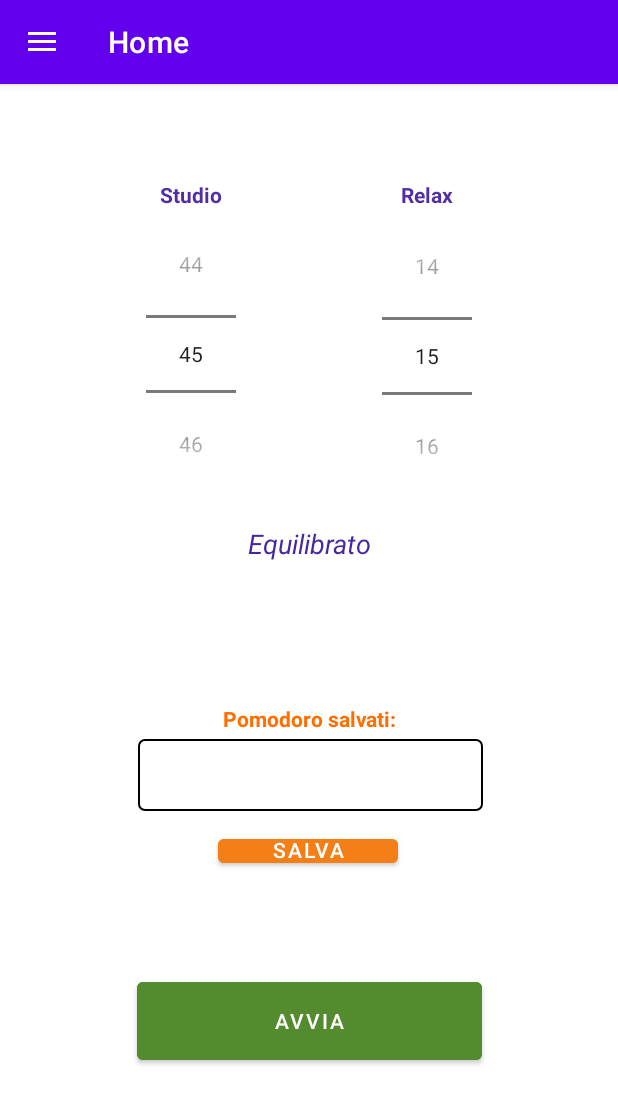
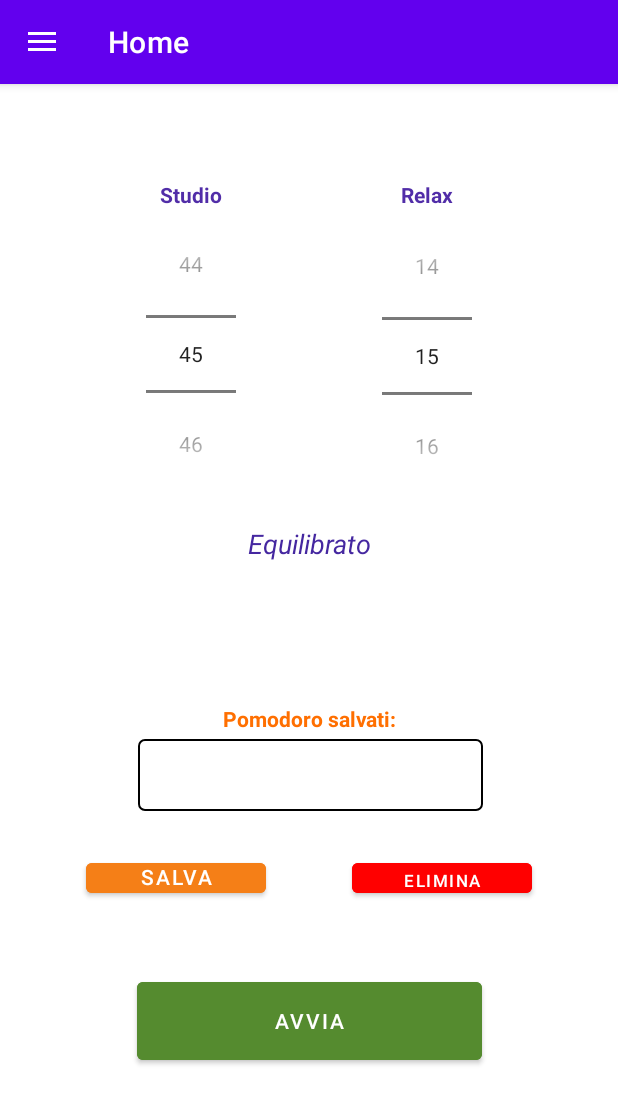
Before and after one commit to angelobdev/Pomodoro, an Android app: the screen it shows after launch (MainActivity), on a phone screen of 412 x 824 dp. Shown: the top 1104 px of the screen. Run offline under Robolectric (Android 15) with nearby library versions, the phone set to English and light mode, and no system bars; our stand-ins replace navigation-ui.

Commit message:
Aggiunta rimozione preset timer

```diff
--- a/app/src/main/java/it/unical/pomodoro/fragments/HomeFragment.kt
+++ b/app/src/main/java/it/unical/pomodoro/fragments/HomeFragment.kt
@@ -78,6 +78,7 @@ class HomeFragment : Fragment() {
         presetsSpinner = view.findViewById(R.id.dropdown_salvati)
         presetsSpinner.prompt = "Seleziona un preset:"
 
+        var selezionato = ""
         presetsSpinner.onItemSelectedListener = object : AdapterView.OnItemSelectedListener {
             override fun onItemSelected(
                 parent: AdapterView<*>?,
@@ -86,7 +87,7 @@ class HomeFragment : Fragment() {
                 id: Long
             ) {
                 // Codice da eseguire quando viene selezionata un'opzione
-                val selezionato = parent?.getItemAtPosition(position).toString()
+                selezionato = parent?.getItemAtPosition(position).toString()
 
                 val timer = presetsSP.getString(selezionato, "NULL")
                 val studioRelax = timer?.split(".")!!
@@ -114,11 +115,17 @@ class HomeFragment : Fragment() {
         adapter.setDropDownViewResource(android.R.layout.simple_spinner_dropdown_item)
         presetsSpinner.adapter = adapter
 
-
         // SALVA PRESET
         val salvaPresetButton = view.findViewById<Button>(R.id.salva_preset_button)
         salvaPresetButton.setOnClickListener {
             showInputDialog()
+        }
+
+        // ELIMINA PRESET
+        val eliminaPresetButton = view.findViewById<Button>(R.id.elimina_preset_button)
+        eliminaPresetButton.setOnClickListener {
+            adapter.remove(selezionato)
+            presetsSP.edit().remove(selezionato).apply()
         }
 
         // AVVIA
--- a/app/src/main/res/layout/fragment_home.xml
+++ b/app/src/main/res/layout/fragment_home.xml
@@ -35,13 +35,12 @@
         android:layout_width="230dp"
         android:layout_height="48dp"
         android:layout_marginTop="4dp"
-        android:spinnerMode="dropdown"
+        android:background="@drawable/border_shape"
+        android:spinnerMode="dialog"
         app:layout_constraintEnd_toEndOf="parent"
         app:layout_constraintHorizontal_bias="0.505"
         app:layout_constraintStart_toStartOf="parent"
-        app:layout_constraintTop_toBottomOf="@+id/pomodoro_salvati_text"
-        android:background="@drawable/border_shape"
-        />
+        app:layout_constraintTop_toBottomOf="@+id/pomodoro_salvati_text" />
 
     <Button
         android:id="@+id/start_button"
@@ -116,17 +115,31 @@
     <Button
         android:id="@+id/salva_preset_button"
         android:layout_width="120dp"
-        android:layout_height="28dp"
+        android:layout_height="32dp"
         android:backgroundTint="#F57F17"
         android:includeFontPadding="false"
         android:padding="0dp"
         android:text="@string/salva_preset_button_text"
         app:layout_constraintBottom_toTopOf="@+id/start_button"
-        app:layout_constraintEnd_toEndOf="parent"
-        app:layout_constraintHorizontal_bias="0.498"
+        app:layout_constraintEnd_toStartOf="@+id/elimina_preset_button"
+        app:layout_constraintHorizontal_bias="0.518"
         app:layout_constraintStart_toStartOf="parent"
         app:layout_constraintTop_toBottomOf="@+id/dropdown_salvati"
-        app:layout_constraintVertical_bias="0.162"
+        app:layout_constraintVertical_bias="0.375"
         tools:textSize="11sp" />
 
+    <Button
+        android:id="@+id/elimina_preset_button"
+        android:layout_width="120dp"
+        android:layout_height="32dp"
+        android:backgroundTint="#FF0000"
+        android:text="@string/elimina_preset_button_text"
+        android:textSize="11sp"
+        app:layout_constraintBottom_toTopOf="@+id/start_button"
+        app:layout_constraintEnd_toEndOf="parent"
+        app:layout_constraintHorizontal_bias="0.5"
+        app:layout_constraintStart_toEndOf="@+id/salva_preset_button"
+        app:layout_constraintTop_toBottomOf="@+id/dropdown_salvati"
+        app:layout_constraintVertical_bias="0.375" />
+
 </androidx.constraintlayout.widget.ConstraintLayout>
--- a/app/src/main/res/values/strings.xml
+++ b/app/src/main/res/values/strings.xml
@@ -23,6 +23,7 @@
     <string name="equilibro_text_4">Intenso</string>
 
     <string name="salva_preset_button_text">Salva</string>
+    <string name="elimina_preset_button_text">Elimina</string>
 
     <string name="pomodoro_salvati_text">Pomodoro salvati:</string>
 
```
